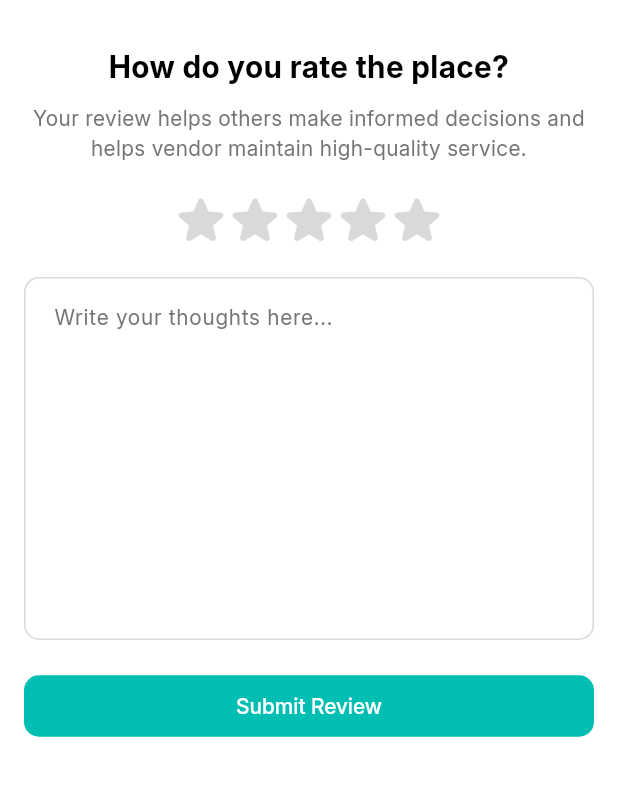
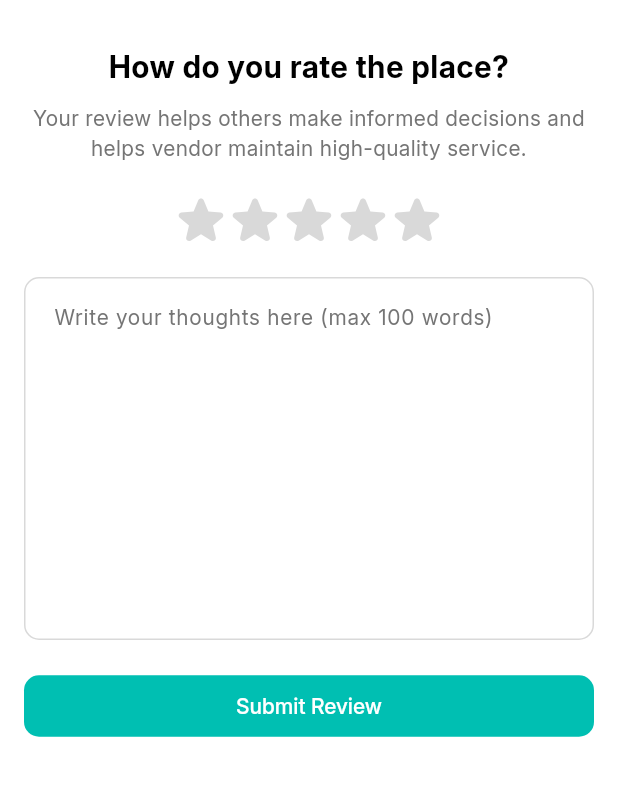
Before and after one commit to bryanfks-dev/Courtly, a Flutter app: the WriteReviewPage screen opened directly with empty values, on a phone screen of 412 x 824 dp, the part 203-999 px from its top. Run offline on Flutter 3.47's test engine with Material 3 defaults, Android fonts, the phone set to English and light mode, and no system bars; our stand-ins replace dartz, flutter_bloc, flutter_svg, heroicons, image_picker, introduction_screen and 3 more; missing offline and left inert: horizontal_data_table, midtrans_sdk; accounts and stored records are empty; network calls fail.

Commit message:
add word max length to write review

```diff
--- a/lib/presentation/pages/write_review.dart
+++ b/lib/presentation/pages/write_review.dart
@@ -141,8 +141,10 @@ class WriteReviewPage extends StatelessWidget {
                     controller: _controller,
                     maxLines: 10,
                     style: TextStyle(fontSize: 14),
+                    maxLength: 100,
                     decoration: InputDecoration(
-                      hintText: "Write your thoughts here...",
+                      hintText: "Write your thoughts here (max 100 words)",
+                      counterText: "",
                       contentPadding: EdgeInsets.all(16),
                     ),
                   ),
```
